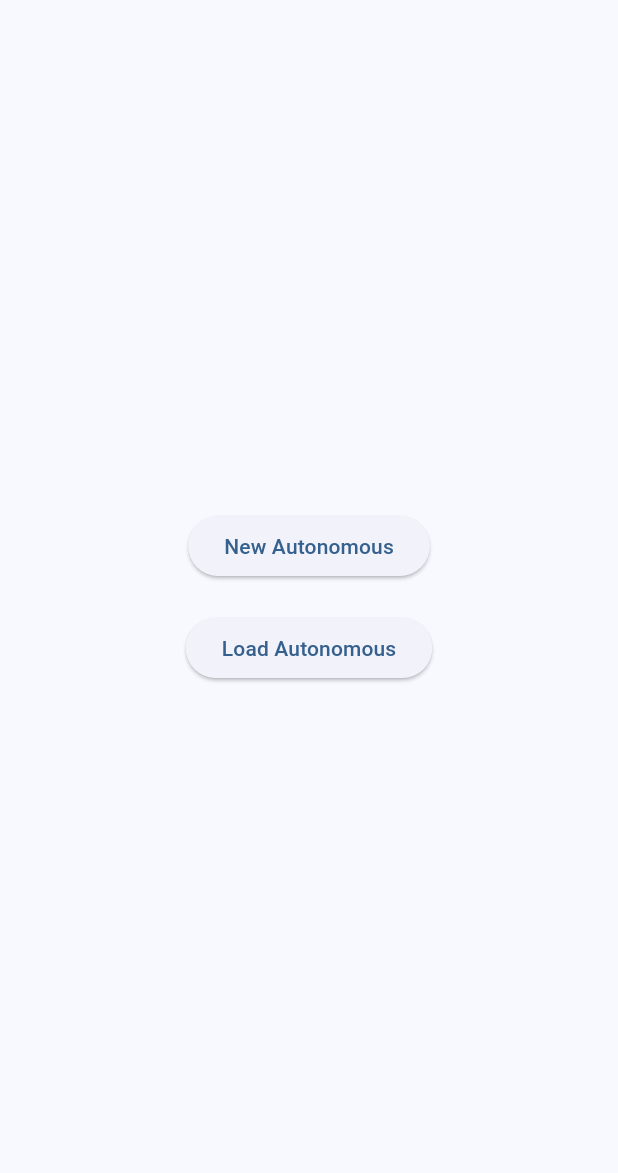
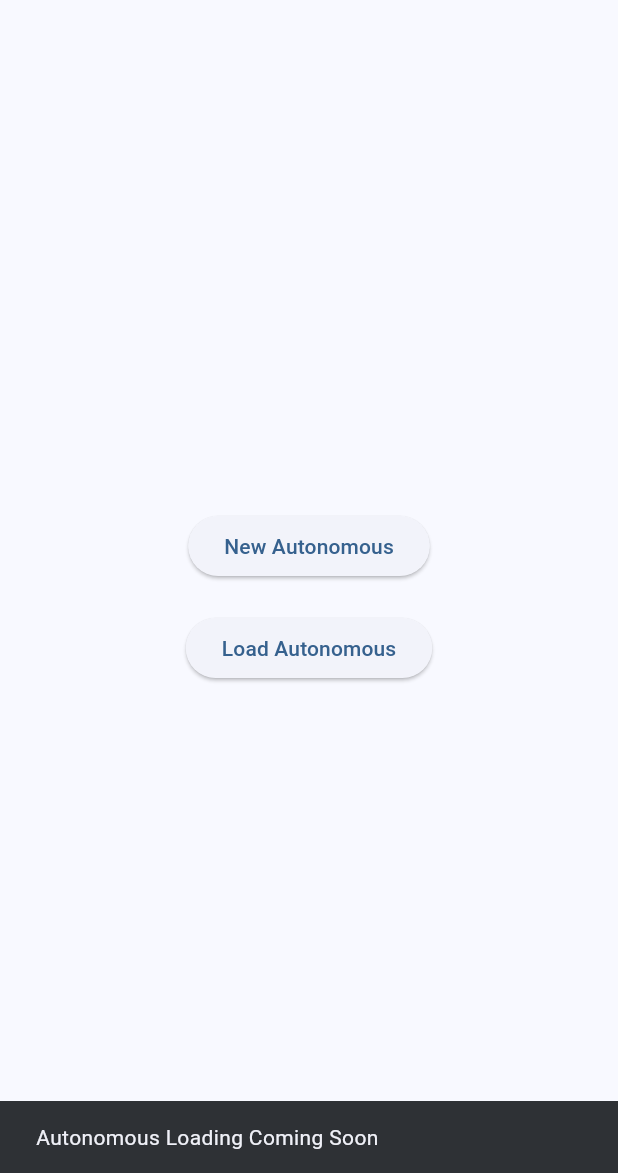
Before and after one commit to HighlandersFRC/2026-RobotPathing, a Flutter app: the screen it shows after launch, after a tap on "Load Autonomous", on a phone screen of 412 x 824 dp, the part 63-1236 px from its top. Run offline on Flutter 3.47's test engine with Material 3 defaults, Android fonts, the light colour scheme and no system bars; our stand-ins replace file_picker.

Commit message:
Added user alerts

```diff
--- a/pathing_tool/lib/pages/home_page.dart
+++ b/pathing_tool/lib/pages/home_page.dart
@@ -27,7 +27,12 @@ class HomePage extends StatelessWidget {
             const SizedBox(height: 20),
             ElevatedButton(
               onPressed: () {
-                // Load Autonomous (later)
+                ScaffoldMessenger.of(context).showSnackBar(
+                  const SnackBar(
+                    content: Text('Autonomous Loading Coming Soon'),
+                    duration: Duration(seconds: 2),
+                  ),
+                );
               },
               child: const Text('Load Autonomous'),
             ),
```
